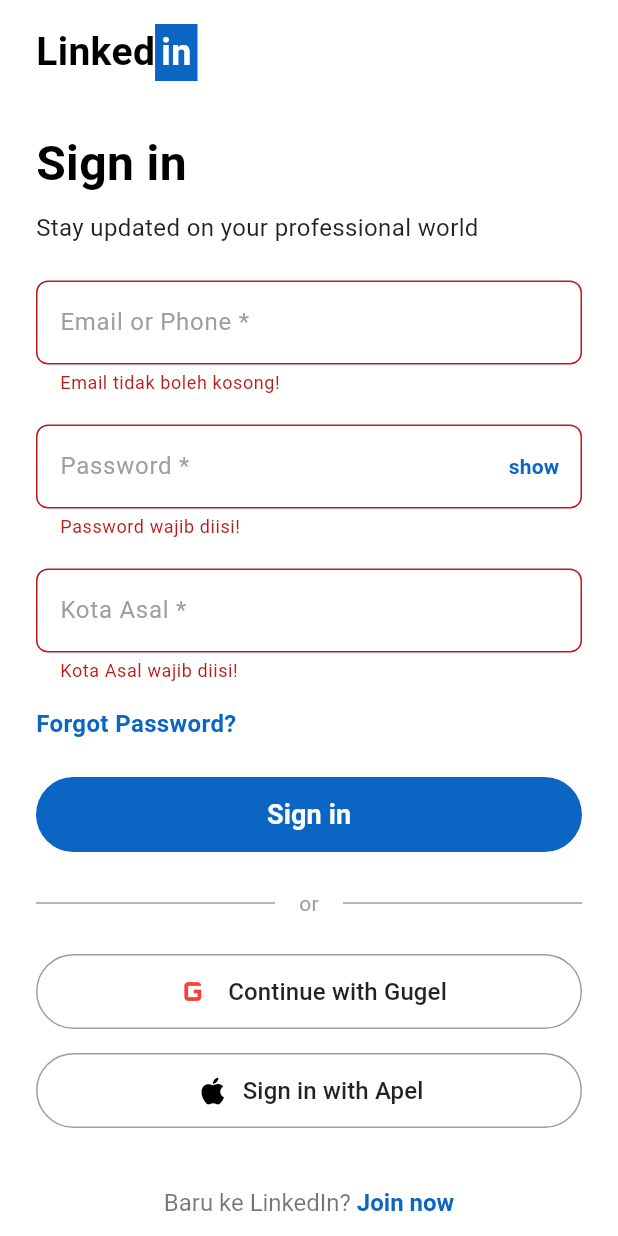
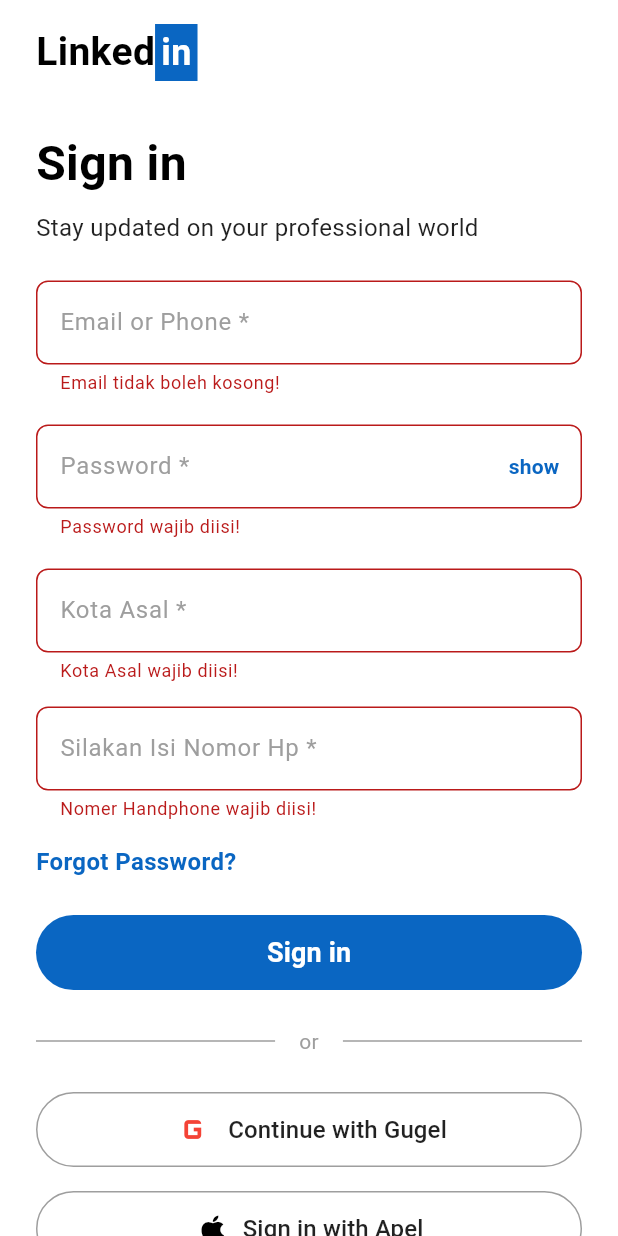
Before and after one commit to rharabee022/project-flutter-1, a Flutter app: the screen it shows after launch, after a tap on "Sign in", on a phone screen of 412 x 824 dp. Run offline on Flutter 3.47's test engine with Material 3 defaults, Android fonts, the phone set to English and light mode, and no system bars.

Commit message:
update tugas 10 flutter - nambah kolom no.hp

```diff
--- a/lib/tugas10.dart
+++ b/lib/tugas10.dart
@@ -32,7 +32,11 @@
   // Controller untuk mengambil data inputan
   final _emailController = TextEditingController();
   final TextEditingController _passwordController = TextEditingController();
+  //kalo ga pake final,
+  // yang tulisan final disini tinggal dihapus aja.
+  //tp leboh bagus pake final krn datanya ga mungkin berubah Ln 34
   final _kotaController = TextEditingController(); // Data Tambahan Wajib
+  final _hpController = TextEditingController(); // Data HP
 
   // Fungsi untuk menampilkan Dialog Konfirmasi
   void _showConfirmationDialog() {
@@ -49,6 +53,8 @@
               Text('Email: ${_emailController.text}'),
               const SizedBox(height: 8),
               Text('Kota Asal: ${_kotaController.text}'),
+              const SizedBox(height: 8),
+              Text('No HP: ${_hpController.text}'),
               const SizedBox(height: 12),
               const Text('Udah bener belom ini data yang lu ketik?'),
             ],
@@ -69,6 +75,7 @@
                     builder: (context) => HalamanKonfirmasi(
                       email: _emailController.text,
                       kota: _kotaController.text,
+                      hp: _hpController.text,
                     ),
                   ),
                 );
@@ -228,6 +235,32 @@
                 ),
                 const SizedBox(height: 16),
 
+                // No HP
+                TextFormField(
+                  controller: _hpController,
+                  keyboardType:
+                      TextInputType.phone, // Memunculkan keyboard angka/telepon
+                  decoration: InputDecoration(
+                    labelText: 'Silakan Isi Nomor Hp *',
+                    labelStyle: const TextStyle(color: Colors.grey),
+                    border: OutlineInputBorder(
+                      borderRadius: BorderRadius.circular(8),
+                      borderSide: const BorderSide(color: Colors.grey),
+                    ),
+                    focusedBorder: OutlineInputBorder(
+                      borderRadius: BorderRadius.circular(8),
+                      borderSide: const BorderSide(color: Colors.black),
+                    ),
+                  ),
+                  validator: (value) {
+                    if (value == null || value.isEmpty) {
+                      return 'Nomer Handphone wajib diisi!';
+                    }
+                    return null;
+                  },
+                ),
+                const SizedBox(height: 16),
+
                 // Forgot Password
                 GestureDetector(
                   onTap: () {},
@@ -364,12 +397,14 @@
 class HalamanKonfirmasi extends StatelessWidget {
   final String email;
   final String kota;
+  final String hp;
 
   // data dr page sblmnya
   const HalamanKonfirmasi({
     super.key,
     required this.email,
     required this.kota,
+    required this.hp,
   });
 
   @override
@@ -391,7 +426,7 @@
               const SizedBox(height: 24),
               Text(
                 //
-                'Cie daftar nich, tengkyu ya $email dari $kota udah daftar.',
+                'Cie daftar nich, tengkyu ya $email dari $kota (HP: $hp) udah daftar.',
                 textAlign: TextAlign.center,
                 style: const TextStyle(
                     fontSize: 18,
```
